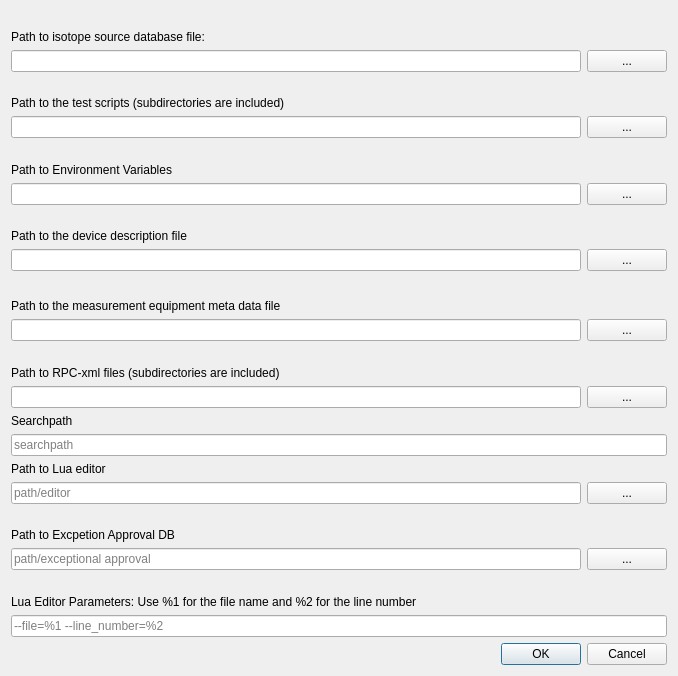
The window that src/Windows/pathsettingswindow.ui (Crystal-Photonics/crystalTestFrameworkApp) describes before a commit, drawn with Qt 5.
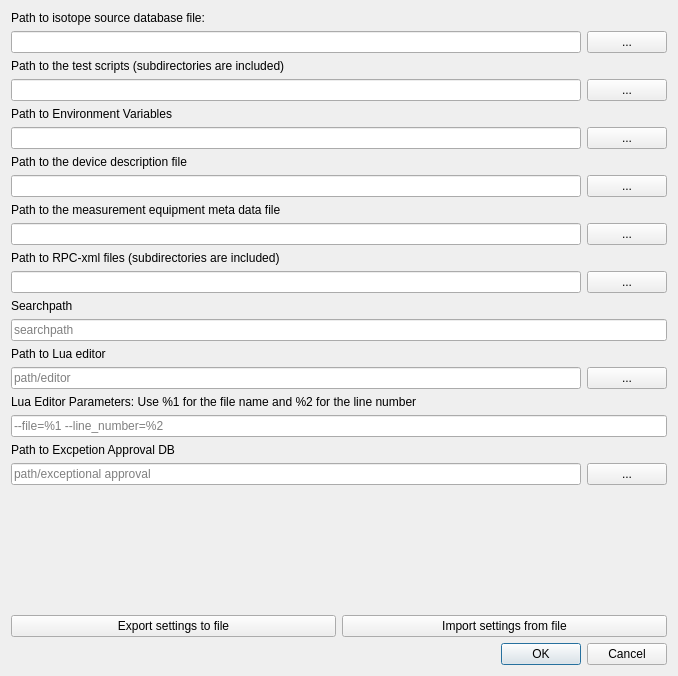
The same window after the commit.

Commit message: -closes #905 "path settings in Datei speichern und aus Datei laden"

Patch:
```diff
--- a/src/Windows/pathsettingswindow.ui
+++ b/src/Windows/pathsettingswindow.ui
@@ -15,20 +15,7 @@
   </property>
   <layout class="QVBoxLayout" name="verticalLayout">
    <item>
-    <spacer name="verticalSpacer_2">
-     <property name="orientation">
-      <enum>Qt::Vertical</enum>
-     </property>
-     <property name="sizeHint" stdset="0">
-      <size>
-       <width>20</width>
-       <height>40</height>
-      </size>
-     </property>
-    </spacer>
-   </item>
-   <item>
-    <layout class="QVBoxLayout" name="verticalLayout_2">
+    <layout class="QVBoxLayout" name="layout_isotopfile">
      <item>
       <widget class="QLabel" name="label_2">
        <property name="text">
@@ -57,20 +44,7 @@
     </layout>
    </item>
    <item>
-    <spacer name="verticalSpacer_10">
-     <property name="orientation">
-      <enum>Qt::Vertical</enum>
-     </property>
-     <property name="sizeHint" stdset="0">
-      <size>
-       <width>20</width>
-       <height>40</height>
-      </size>
-     </property>
-    </spacer>
-   </item>
-   <item>
-    <layout class="QVBoxLayout" name="verticalLayout_10">
+    <layout class="QVBoxLayout" name="layout_script_path">
      <item>
       <widget class="QLabel" name="label_10">
        <property name="text">
@@ -99,20 +73,7 @@
     </layout>
    </item>
    <item>
-    <spacer name="verticalSpacer">
-     <property name="orientation">
-      <enum>Qt::Vertical</enum>
-     </property>
-     <property name="sizeHint" stdset="0">
-      <size>
-       <width>20</width>
-       <height>40</height>
-      </size>
-     </property>
-    </spacer>
-   </item>
-   <item>
-    <layout class="QVBoxLayout" name="verticalLayout_11">
+    <layout class="QVBoxLayout" name="layout_environment_file">
      <item>
       <widget class="QLabel" name="label_12">
        <property name="text">
@@ -141,20 +102,7 @@
     </layout>
    </item>
    <item>
-    <spacer name="verticalSpacer_11">
-     <property name="orientation">
-      <enum>Qt::Vertical</enum>
-     </property>
-     <property name="sizeHint" stdset="0">
-      <size>
-       <width>20</width>
-       <height>40</height>
-      </size>
-     </property>
-    </spacer>
-   </item>
-   <item>
-    <layout class="QVBoxLayout" name="verticalLayout_3">
+    <layout class="QVBoxLayout" name="layout_device_description_file">
      <item>
       <widget class="QLabel" name="label_3">
        <property name="text">
@@ -183,33 +131,7 @@
     </layout>
    </item>
    <item>
-    <spacer name="verticalSpacer_12">
-     <property name="orientation">
-      <enum>Qt::Vertical</enum>
-     </property>
-     <property name="sizeHint" stdset="0">
-      <size>
-       <width>20</width>
-       <height>40</height>
-      </size>
-     </property>
-    </spacer>
-   </item>
-   <item>
-    <spacer name="verticalSpacer_3">
-     <property name="orientation">
-      <enum>Qt::Vertical</enum>
-     </property>
-     <property name="sizeHint" stdset="0">
-      <size>
-       <width>20</width>
-       <height>25</height>
-      </size>
-     </property>
-    </spacer>
-   </item>
-   <item>
-    <layout class="QVBoxLayout" name="verticalLayout_7">
+    <layout class="QVBoxLayout" name="layout_equipment_file">
      <item>
       <widget class="QLabel" name="label_7">
        <property name="text">
@@ -238,20 +160,7 @@
     </layout>
    </item>
    <item>
-    <spacer name="verticalSpacer_7">
-     <property name="orientation">
-      <enum>Qt::Vertical</enum>
-     </property>
-     <property name="sizeHint" stdset="0">
-      <size>
-       <width>20</width>
-       <height>40</height>
-      </size>
-     </property>
-    </spacer>
-   </item>
-   <item>
-    <layout class="QVBoxLayout" name="verticalLayout_4">
+    <layout class="QVBoxLayout" name="layout_xml">
      <item>
       <widget class="QLabel" name="label_4">
        <property name="text">
@@ -314,20 +223,7 @@
     </layout>
    </item>
    <item>
-    <spacer name="verticalSpacer_4">
-     <property name="orientation">
-      <enum>Qt::Vertical</enum>
-     </property>
-     <property name="sizeHint" stdset="0">
-      <size>
-       <width>20</width>
-       <height>0</height>
-      </size>
-     </property>
-    </spacer>
-   </item>
-   <item>
-    <layout class="QVBoxLayout" name="verticalLayout_8">
+    <layout class="QVBoxLayout" name="layout_editor">
      <item>
       <widget class="QLabel" name="label_5">
        <property name="text">
@@ -359,65 +255,7 @@
     </layout>
    </item>
    <item>
-    <spacer name="verticalSpacer_13">
-     <property name="orientation">
-      <enum>Qt::Vertical</enum>
-     </property>
-     <property name="sizeHint" stdset="0">
-      <size>
-       <width>20</width>
-       <height>40</height>
-      </size>
-     </property>
-    </spacer>
-   </item>
-   <item>
-    <layout class="QVBoxLayout" name="verticalLayout_9">
-     <item>
-      <widget class="QLabel" name="label_11">
-       <property name="text">
-        <string>Path to Excpetion Approval DB</string>
-       </property>
-      </widget>
-     </item>
-     <item>
-      <layout class="QHBoxLayout" name="horizontalLayout_5">
-       <item>
-        <widget class="QLineEdit" name="edit_exceptional_approval">
-         <property name="text">
-          <string/>
-         </property>
-         <property name="placeholderText">
-          <string>path/exceptional approval</string>
-         </property>
-        </widget>
-       </item>
-       <item>
-        <widget class="QPushButton" name="exceptional_approval_path">
-         <property name="text">
-          <string>...</string>
-         </property>
-        </widget>
-       </item>
-      </layout>
-     </item>
-    </layout>
-   </item>
-   <item>
-    <spacer name="verticalSpacer_5">
-     <property name="orientation">
-      <enum>Qt::Vertical</enum>
-     </property>
-     <property name="sizeHint" stdset="0">
-      <size>
-       <width>20</width>
-       <height>40</height>
-      </size>
-     </property>
-    </spacer>
-   </item>
-   <item>
-    <layout class="QVBoxLayout" name="verticalLayout_6">
+    <layout class="QVBoxLayout" name="layout_editor_argurments">
      <item>
       <widget class="QLabel" name="label_6">
        <property name="text">
@@ -437,6 +275,38 @@
      </item>
     </layout>
    </item>
+   <item>
+    <layout class="QVBoxLayout" name="layout_exceptional_approval">
+     <item>
+      <widget class="QLabel" name="label_11">
+       <property name="text">
+        <string>Path to Excpetion Approval DB</string>
+       </property>
+      </widget>
+     </item>
+     <item>
+      <layout class="QHBoxLayout" name="horizontalLayout_5">
+       <item>
+        <widget class="QLineEdit" name="edit_exceptional_approval">
+         <property name="text">
+          <string/>
+         </property>
+         <property name="placeholderText">
+          <string>path/exceptional approval</string>
+         </property>
+        </widget>
+       </item>
+       <item>
+        <widget class="QPushButton" name="exceptional_approval_path">
+         <property name="text">
+          <string>...</string>
+         </property>
+        </widget>
+       </item>
+      </layout>
+     </item>
+    </layout>
+   </item>
    <item>
     <spacer name="verticalSpacer_6">
      <property name="orientation">
@@ -450,6 +320,24 @@
      </property>
     </spacer>
    </item>
+   <item>
+    <layout class="QHBoxLayout" name="layout_buttons">
+     <item>
+      <widget class="QPushButton" name="btn_save_to_file">
+       <property name="text">
+        <string>Export settings to file</string>
+       </property>
+      </widget>
+     </item>
+     <item>
+      <widget class="QPushButton" name="btn_load_from_file">
+       <property name="text">
+        <string>Import settings from file</string>
+       </property>
+      </widget>
+     </item>
+    </layout>
+   </item>
    <item>
     <widget class="QDialogButtonBox" name="settings_confirmation">
      <property name="standardButtons">
```
Left out of the diff: 2 changed lines with no effect on the pictures. The commit also changes 2 other files.
